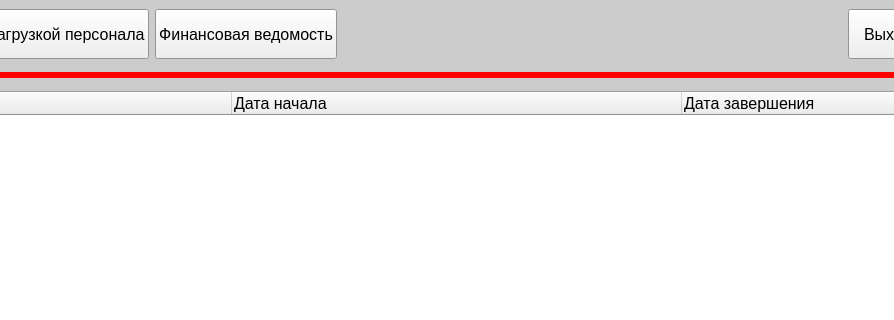
This is main.ui in AnGREATern/kanbaner as Qt 5 draws it before an edit; both pictures show x 228 to 1122 and y 0 to 320 of the 1222 by 830 pixel window. The edited form follows.
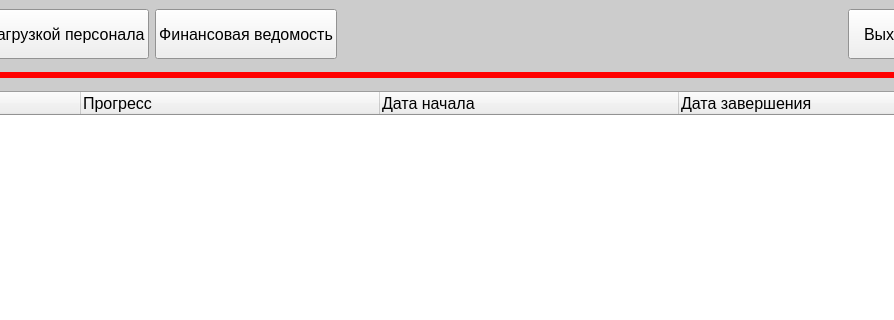
This is the edited form.

```diff
--- a/main.ui
+++ b/main.ui
@@ -431,25 +431,51 @@
     </item>
     <item>
      <widget class="QTreeWidget" name="tw">
+      <property name="sizePolicy">
+       <sizepolicy hsizetype="Expanding" vsizetype="Expanding">
+        <horstretch>0</horstretch>
+        <verstretch>0</verstretch>
+       </sizepolicy>
+      </property>
+      <property name="baseSize">
+       <size>
+        <width>1000</width>
+        <height>608</height>
+       </size>
+      </property>
       <property name="font">
        <font>
         <pointsize>12</pointsize>
        </font>
       </property>
-      <property name="dragEnabled">
-       <bool>false</bool>
+      <property name="sizeAdjustPolicy">
+       <enum>QAbstractScrollArea::AdjustToContents</enum>
       </property>
       <attribute name="headerDefaultSectionSize">
-       <number>450</number>
+       <number>299</number>
+      </attribute>
+      <attribute name="headerHighlightSections">
+       <bool>true</bool>
       </attribute>
       <attribute name="headerMinimumSectionSize">
-       <number>49</number>
+       <number>20</number>
+      </attribute>
+      <attribute name="headerShowSortIndicator" stdset="0">
+       <bool>false</bool>
+      </attribute>
+      <attribute name="headerStretchLastSection">
+       <bool>true</bool>
       </attribute>
       <column>
        <property name="text">
         <string>Название</string>
        </property>
       </column>
+      <column>
+       <property name="text">
+        <string>Прогресс</string>
+       </property>
+      </column>
       <column>
        <property name="text">
         <string>Дата начала</string>
```
Left out of the diff: 3 changed lines with no effect on the pictures.
